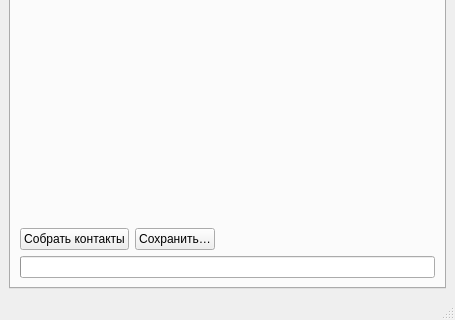
First picture: the form in mainwindow.ui, repository Markov7322/tgapp, before the edit; both pictures show x 0 to 455 and y 492 to 812 of the 455 by 812 pixel window.
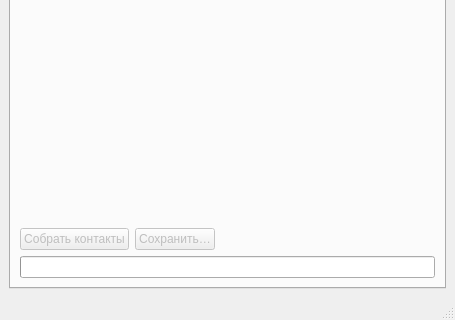
Second picture: the form after the edit. The open tabs and pages were chosen to show the change.

Commit message: Disable unavailable actions in UI

Diff of the .ui file:
```diff
--- a/mainwindow.ui
+++ b/mainwindow.ui
@@ -134,11 +134,13 @@
          <layout class="QHBoxLayout" name="hbox3">
           <item>
            <widget class="QPushButton" name="btnRunContacts">
+            <property name="enabled"><bool>false</bool></property>
             <property name="text"><string>Собрать контакты</string></property>
            </widget>
           </item>
           <item>
            <widget class="QPushButton" name="btnSaveContacts">
+            <property name="enabled"><bool>false</bool></property>
             <property name="text"><string>Сохранить…</string></property>
            </widget>
           </item>
```
Left out of the diff: 1 changed line with no effect on the pictures. The commit also changes 2 other files.
